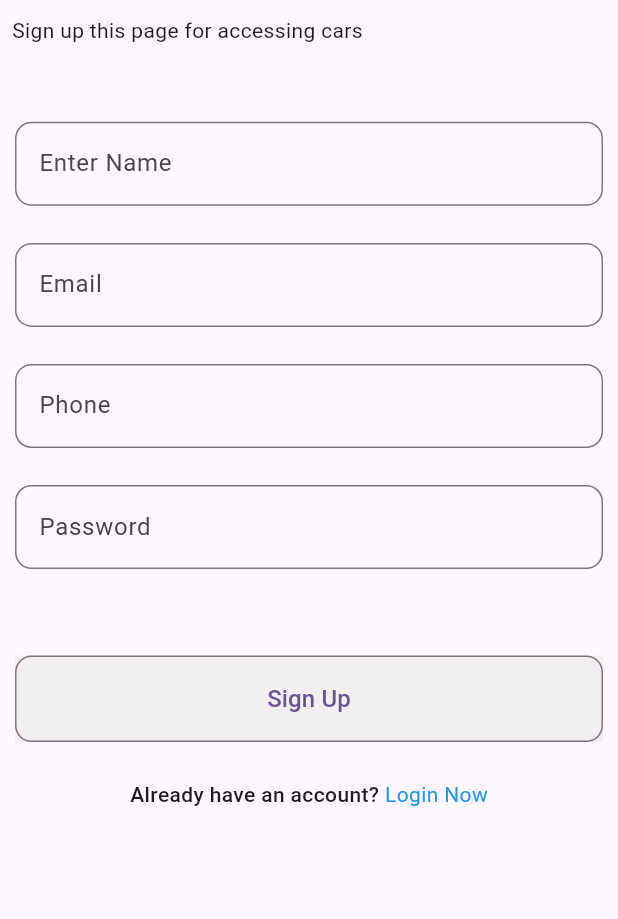
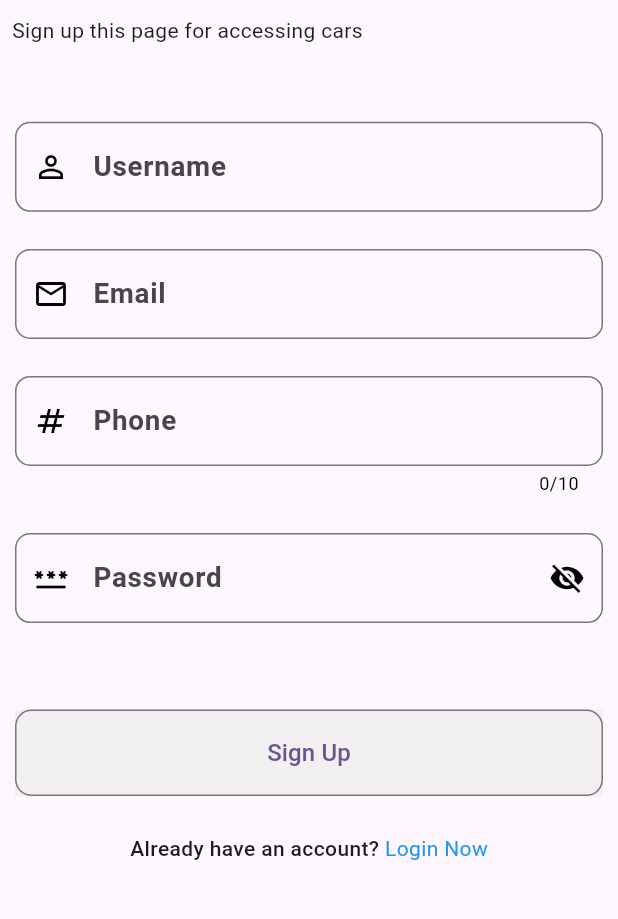
Before and after one commit to safvansafvan/Nexon_ev_booking_app, a Flutter app: the RegisterScreen screen opened directly, on a phone screen of 412 x 824 dp, the part 183-1102 px from its top. Run offline on Flutter 3.47's test engine with Material 2 defaults, Android fonts, the phone set to English and light mode, and no system bars; our stand-ins replace email_validator, font_awesome_flutter, google_nav_bar, percent_indicator, shared_preferences; accounts and stored records are empty.

Commit message:
otp sending proccess completed

```diff
--- a/lib/apiservice/api.dart
+++ b/lib/apiservice/api.dart
@@ -9,10 +9,10 @@ class ApiServices {
   // POST METHOD
   static Future<Object> postMethod({
     required String url,
-    required Map data,
     required BuildContext context,
     Function? function,
     Map<String, String>? headers,
+    Map? data,
   }) async {
     try {
       final response =
--- a/lib/controller/const/string.dart
+++ b/lib/controller/const/string.dart
@@ -4,9 +4,9 @@ class Urls {
 static String baseUrl='https://ecos2.onrender.com';
 
 
-
-
-
+// authentication
 
 static String login="/login";
+static String signup="/signup";
+static String otp="/otp";
 }
--- a/lib/controller/providers/signup.dart
+++ b/lib/controller/providers/signup.dart
@@ -0,0 +1,205 @@
+import 'dart:developer';
+
+import 'package:bookingapp/apiservice/api.dart';
+import 'package:bookingapp/apiservice/status.dart';
+import 'package:bookingapp/controller/const/const.dart';
+import 'package:bookingapp/controller/const/string.dart';
+import 'package:bookingapp/model/authentication/otp.dart';
+import 'package:bookingapp/model/authentication/signup.dart';
+import 'package:bookingapp/presentation/login/otp.dart';
+import 'package:bookingapp/presentation/widget/snack_bar.dart';
+import 'package:flutter/material.dart';
+import 'package:shared_preferences/shared_preferences.dart';
+
+class SignupProvider extends ChangeNotifier {
+  TextEditingController usernameController = TextEditingController();
+  TextEditingController emailController = TextEditingController();
+  TextEditingController phoneController = TextEditingController();
+  TextEditingController passwordController = TextEditingController();
+
+  final formKey = GlobalKey<FormState>();
+
+  bool _isLoading = false;
+  bool get isLoading => _isLoading;
+
+  bool _isOtpLoading = false;
+  bool get isOtpLoading => _isOtpLoading;
+
+  UserOtpMode? _userOtpdata;
+  UserOtpMode? get getOtpData => _userOtpdata;
+
+  SignupError? _signupError;
+  SignupError? get signupError => _signupError;
+
+  OtpError? _otpError;
+  OtpError? get otpError => _otpError;
+
+  setLoading(bool isLoading) async {
+    _isLoading = isLoading;
+    notifyListeners();
+  }
+
+  setOtpLoading(bool isLoading) async {
+    _isOtpLoading = isLoading;
+    notifyListeners();
+  }
+
+  Future<UserOtpMode?> setUserOtpData(UserOtpMode userOtpData) async {
+    _userOtpdata = userOtpData;
+    return _userOtpdata;
+  }
+
+  setSignupError(SignupError signupError, context) async {
+    _signupError = signupError;
+    return errorResponse(_signupError!, context);
+  }
+
+  setOtpError(OtpError otpError, context) {
+    _otpError = otpError;
+    return errorResponseOtp(_otpError!, context);
+  }
+
+  UserSignUpModel? _userData;
+  UserSignUpModel? get userData => _userData;
+
+  Future<UserSignUpModel?> setUserData(UserSignUpModel userData) async {
+    _userData = userData;
+    return _userData;
+  }
+
+  getSignupStatus(context) async {
+    setLoading(true);
+    String url = Urls.baseUrl + Urls.signup;
+    Map<dynamic, dynamic> body = {
+      "username": usernameController.text.trim(),
+      "email": emailController.text.trim(),
+      "password": passwordController.text.trim(),
+      "phone": phoneController.text.trim(),
+    };
+    final response = await ApiServices.postMethod(
+      url: url,
+      data: body,
+      context: context,
+      function: userSignUpModelFromJson,
+    );
+    if (response is Success) {
+      log("succes");
+      log("${response.response}");
+      final data = await setUserData(response.response as UserSignUpModel);
+      final accessToken = data!.token;
+      final userId = data.result!.id;
+      final userName = data.result!.username;
+      final userEmail = data.result!.email;
+      setSignupStatus(
+          accessToken: accessToken,
+          userName: userName,
+          userId: userId,
+          userEmail: userEmail);
+    }
+    if (response is Failures) {
+      log("${response.code}");
+      log("failed");
+      await setLoading(false);
+
+      SignupError signuperror =
+          SignupError(code: response.code, message: response.errrorResponse);
+      await setSignupError(signuperror, context);
+    }
+    setLoading(false);
+  }
+
+  getOtpStatus(context) async {
+    final navigator = Navigator.of(context);
+    setLoading(true);
+    String url = Urls.baseUrl + Urls.otp;
+    final response = await ApiServices.postMethod(
+        url: url,
+        data: otpDataBody(context),
+        context: context,
+        function: userOtpModeFromJson);
+
+    if (response is Success) {
+      log("success");
+      navigator.push(
+        // await getSignupStatus(context);
+        MaterialPageRoute(
+          builder: (context) => const OtpScreen(),
+        ),
+      );
+    }
+    if (response is Failures) {
+      log("${response.code}");
+      log("failed");
+      await setLoading(false);
+      OtpError otpError =
+          OtpError(code: response.code, message: response.errrorResponse);
+      await setOtpError(otpError, context);
+    }
+    setLoading(false);
+  }
+
+  getotpButtonClick(context) async {
+    await getOtpStatus(context);
+    clearController();
+  }
+
+  Map<String, dynamic> otpDataBody(context) {
+    final body = UserOtpMode(
+        email: emailController.text.trim(),
+        username: usernameController.text.trim());
+    return body.toJson();
+  }
+
+  errorResponse(SignupError signupError, BuildContext context) {
+    final statuscode = signupError.code;
+    if (statuscode == 400 || statuscode == 500) {
+      return snakBarWiget(
+          context: context, title: "User Already Exists", clr: kred);
+    } else if (statuscode == 103) {
+      log("Server issue");
+    }
+    return snakBarWiget(context: context, title: "No Internet", clr: kred);
+  }
+
+  errorResponseOtp(OtpError otpError, BuildContext context) {
+    final statuscode = otpError.code;
+    if (statuscode == 400 || statuscode == 401) {
+      return snakBarWiget(context: context, title: "Invalid Otp", clr: kred);
+    }
+    return snakBarWiget(context: context, title: "No Internet", clr: kred);
+  }
+
+  setSignupStatus({
+    required String? accessToken,
+    required String? userName,
+    required String? userId,
+    required String? userEmail,
+  }) async {
+    final status = await SharedPreferences.getInstance();
+    await status.setBool("isLoggedIn", true);
+    await status.setString("ACCESS_TOKEN", accessToken!);
+    await status.setString("USER_ID", userId!);
+    await status.setString("USER_NAME", userName!);
+    await status.setString("USER_EMAIL", userEmail!);
+  }
+
+  clearController() {
+    usernameController.clear();
+    passwordController.clear();
+    emailController.clear();
+    phoneController.clear();
+  }
+}
+
+class SignupError {
+  int? code;
+  Object? message;
+
+  SignupError({this.code, this.message});
+}
+
+class OtpError {
+  int? code;
+  Object? message;
+  OtpError({this.code, this.message});
+}
--- a/lib/controller/providers/splash.dart
+++ b/lib/controller/providers/splash.dart
@@ -23,7 +23,6 @@ class SplashProvider with ChangeNotifier {
         }),
       );
     }
-
     notifyListeners();
   }
 }
--- /dev/null
+++ b/lib/model/authentication/otp.dart
@@ -0,0 +1,30 @@
+// To parse this JSON data, do
+//
+//     final userOtpMode = userOtpModeFromJson(jsonString);
+
+import 'dart:convert';
+
+UserOtpMode userOtpModeFromJson(String str) =>
+    UserOtpMode.fromJson(json.decode(str));
+
+String userOtpModeToJson(UserOtpMode data) => json.encode(data.toJson());
+
+class UserOtpMode {
+  String? email;
+  String? username;
+
+  UserOtpMode({
+    this.email,
+    this.username,
+  });
+
+  factory UserOtpMode.fromJson(Map<String, dynamic> json) => UserOtpMode(
+        email: json["email"],
+        username: json["username"],
+      );
+
+  Map<String, dynamic> toJson() => {
+        "email": email,
+        "username": username,
+      };
+}
--- /dev/null
+++ b/lib/model/authentication/signup.dart
@@ -0,0 +1,93 @@
+// To parse this JSON data, do
+//
+//     final userSignUpModel = userSignUpModelFromJson(jsonString);
+
+import 'dart:convert';
+
+UserSignUpModel userSignUpModelFromJson(String str) => UserSignUpModel.fromJson(json.decode(str));
+
+String userSignUpModelToJson(UserSignUpModel data) => json.encode(data.toJson());
+
+class UserSignUpModel {
+    bool? auth;
+    String? token;
+    Result? result;
+    String? status;
+    String? message;
+
+    UserSignUpModel({
+        this.auth,
+        this.token,
+        this.result,
+        this.status,
+        this.message,
+    });
+
+    factory UserSignUpModel.fromJson(Map<String, dynamic> json) => UserSignUpModel(
+        auth: json["auth"],
+        token: json["token"],
+        result: json["result"] == null ? null : Result.fromJson(json["result"]),
+        status: json["status"],
+        message: json["message"],
+    );
+
+    Map<String, dynamic> toJson() => {
+        "auth": auth,
+        "token": token,
+        "result": result?.toJson(),
+        "status": status,
+        "message": message,
+    };
+}
+
+class Result {
+    String? username;
+    String? email;
+    String? password;
+    int? phone;
+    List<dynamic>? testDriveBooking;
+    bool? isBanned;
+    String? id;
+    DateTime? createdAt;
+    DateTime? updatedAt;
+    int? v;
+
+    Result({
+        this.username,
+        this.email,
+        this.password,
+        this.phone,
+        this.testDriveBooking,
+        this.isBanned,
+        this.id,
+        this.createdAt,
+        this.updatedAt,
+        this.v,
+    });
+
+    factory Result.fromJson(Map<String, dynamic> json) => Result(
+        username: json["username"],
+        email: json["email"],
+        password: json["password"],
+        phone: json["phone"],
+        testDriveBooking: json["testDriveBooking"] == null ? [] : List<dynamic>.from(json["testDriveBooking"]!.map((x) => x)),
+        isBanned: json["isBanned"],
+        id: json["_id"],
+        createdAt: json["createdAt"] == null ? null : DateTime.parse(json["createdAt"]),
+        updatedAt: json["updatedAt"] == null ? null : DateTime.parse(json["updatedAt"]),
+        v: json["__v"],
+    );
+
+    Map<String, dynamic> toJson() => {
+        "username": username,
+        "email": email,
+        "password": password,
+        "phone": phone,
+        "testDriveBooking": testDriveBooking == null ? [] : List<dynamic>.from(testDriveBooking!.map((x) => x)),
+        "isBanned": isBanned,
+        "_id": id,
+        "createdAt": createdAt?.toIso8601String(),
+        "updatedAt": updatedAt?.toIso8601String(),
+        "__v": v,
+    };
+}
--- a/lib/presentation/login/register.dart
+++ b/lib/presentation/login/register.dart
@@ -1,17 +1,23 @@
 import 'package:bookingapp/controller/const/const.dart';
+import 'package:bookingapp/controller/providers/signup.dart';
 import 'package:bookingapp/presentation/login/login.dart';
-import 'package:bookingapp/presentation/login/otp.dart';
+import 'package:bookingapp/presentation/widget/text_form_field.dart';
 import 'package:flutter/material.dart';
+import 'package:provider/provider.dart';
 
 class RegisterScreen extends StatelessWidget {
   const RegisterScreen({super.key});
 
   @override
   Widget build(BuildContext context) {
-    var screenHeight = MediaQuery.of(context).size.height;
+    final signUpProvider = Provider.of<SignupProvider>(context, listen: false);
+    var screenHeight = MediaQuery.of(context).size;
+
     return Scaffold(
       body: SafeArea(
-        child: ListView(
+        child: signUpProvider.isLoading
+            ? const CircularProgressIndicator()
+            : ListView(
                 children: [
                   Padding(
                     padding: const EdgeInsets.only(left: 8.0, top: 50),
@@ -22,7 +28,9 @@ class RegisterScreen extends StatelessWidget {
                           Text(
                             "Welcome To Ev Car\nBooking App",
                             style: textStyleFuc(
-                          weight: FontWeight.w900, color: kBlack, size: 25),
+                                weight: FontWeight.w900,
+                                color: kBlack,
+                                size: 25),
                           ),
                           const SizedBox(
                             height: 10,
@@ -35,78 +43,104 @@ class RegisterScreen extends StatelessWidget {
                   Padding(
                     padding: const EdgeInsets.all(10),
                     child: Form(
+                      key: signUpProvider.formKey,
+                      //       child: GestureDetector(
 
+                      //           onTap: () {
+                      //   FocusScopeNode curentFocus = FocusScope.of(context);
+                      //   if (!curentFocus.hasPrimaryFocus) {
+                      //     curentFocus.unfocus();
+
+                      // }
+                      //         },
                       child: Column(
                         children: [
                           SizedBox(
-                      height: screenHeight * 0.05,
+                            height: screenHeight.height * 0.05,
                           ),
-
-                    TextFormField(
-                      decoration: InputDecoration(
-                        hintText: "Name",
-                        labelText: "Enter Name",
-                        border: OutlineInputBorder(borderRadius: radiusTen),
+                          TextFormCommon(
+                            controller: signUpProvider.usernameController,
+                            hintText: "Username",
+                            keyType: TextInputType.name,
+                            isUser: true,
+                            size: screenHeight,
+                            prefixIcon: const Icon(
+                              Icons.person_outline,
                             ),
                           ),
                           SizedBox(
-                      height: screenHeight * 0.03,
+                            height: screenHeight.height * 0.03,
                           ),
-                    TextFormField(
-                      decoration: InputDecoration(
+                          TextFormCommon(
+                            controller: signUpProvider.emailController,
                             hintText: "Email",
-                        labelText: "Email",
-                        border: OutlineInputBorder(borderRadius: radiusTen),
+                            keyType: TextInputType.emailAddress,
+                            isEmail: true,
+                            size: screenHeight,
+                            prefixIcon: const Icon(
+                              Icons.email_outlined,
                             ),
                           ),
                           SizedBox(
-                      height: screenHeight * 0.03,
+                            height: screenHeight.height * 0.03,
                           ),
-                    TextFormField(
-                      decoration: InputDecoration(
-                        hintText: "Enter Phone",
-                        labelText: "Phone",
-                        border: OutlineInputBorder(borderRadius: radiusTen),
+                          TextFormCommon(
+                            controller: signUpProvider.phoneController,
+                            hintText: "Phone",
+                            keyType: TextInputType.number,
+                            isPhone: true,
+                            maxlength: 10,
+                            size: screenHeight,
+                            prefixIcon: const Icon(
+                              Icons.numbers_outlined,
                             ),
                           ),
                           SizedBox(
-                      height: screenHeight * 0.03,
+                            height: screenHeight.height * 0.03,
                           ),
-                    TextFormField(
-                      obscureText: true,
-                      decoration: InputDecoration(
+                          TextFormCommon(
+                            controller: signUpProvider.passwordController,
                             hintText: "Password",
-                        labelText: "Password",
-                        border: OutlineInputBorder(borderRadius: radiusTen),
+                            keyType: TextInputType.name,
+                            isPassword: true,
+                            isObs: true,
+                            size: screenHeight,
+                            prefixIcon: const Icon(
+                              Icons.password_rounded,
                             ),
                           ),
                           SizedBox(
-                      height: screenHeight * 0.07,
+                            height: screenHeight.height * 0.07,
                           ),
                           Container(
                             width: double.infinity,
-                      height: screenHeight * 0.07,
+                            height: screenHeight.height * 0.07,
                             color: const Color.fromARGB(255, 241, 239, 239),
                             child: OutlinedButton(
                               style: ButtonStyle(
                                 shape: MaterialStateProperty.all(
-                                RoundedRectangleBorder(borderRadius: radiusTen)),
+                                    RoundedRectangleBorder(
+                                        borderRadius: radiusTen)),
                               ),
-                          onPressed: () {
-                            Navigator.push(
-                                context,
-                                MaterialPageRoute(
-                                  builder: (context) =>const OtpScreen(),
-                                ),);
+                              onPressed: () async {
+                                if (signUpProvider.formKey.currentState!
+                                    .validate()) {
+                                  await context
+                                      .read<SignupProvider>()
+                                      .getotpButtonClick(context);
+                                }
                               },
                               child: Text(
                                 'Sign Up',
                                 style: textStyleFuc(
-                                weight: FontWeight.w500, color: null, size: 16),
-                          )),
+                                    weight: FontWeight.w500,
+                                    color: null,
+                                    size: 16),
+                              ),
+                            ),
                           ),
                           SizedBox(
-                      height: screenHeight * 0.03,
+                            height: screenHeight.height * 0.03,
                           ),
                           InkWell(
                             onTap: () {
@@ -114,7 +148,7 @@ class RegisterScreen extends StatelessWidget {
                                 context,
                                 MaterialPageRoute(
                                   builder: (context) {
-                              return  LoginPage();
+                                    return LoginPage();
                                   },
                                 ),
                               );
@@ -128,14 +162,16 @@ class RegisterScreen extends StatelessWidget {
                                 ),
                                 Text("Login Now",
                                     style: textStyleFuc(
-                                  weight: null, color: Colors.blue, size: 14))
+                                        weight: null,
+                                        color: Colors.blue,
+                                        size: 14))
                               ],
                             ),
                           )
                         ],
                       ),
                     ),
-            )
+                  ),
                 ],
               ),
       ),
--- a/lib/presentation/widget/text_form_field.dart
+++ b/lib/presentation/widget/text_form_field.dart
@@ -8,7 +8,9 @@ import '../../controller/const/const.dart';
 TextEditingController _passController = TextEditingController();
 TextEditingController get passController => _passController;
 
-class TextFormCommon  extends StatelessWidget {
+FocusNode focusNode = FocusNode();
+
+class TextFormCommon extends StatelessWidget {
   final TextEditingController controller;
   final String hintText;
   final TextInputType keyType;
@@ -19,8 +21,9 @@ class TextFormCommon  extends StatelessWidget {
   final bool isObs;
   final Size size;
   final dynamic prefixIcon;
-  const TextFormCommon({
-    super.key,
+  final dynamic maxlength;
+  const TextFormCommon(
+      {super.key,
       required this.prefixIcon,
       required this.controller,
       required this.hintText,
@@ -31,12 +34,13 @@ class TextFormCommon  extends StatelessWidget {
       this.isPhone = false,
       this.isUser = false,
       this.isObs = false,
-  });
+      this.maxlength});
 
   @override
   Widget build(BuildContext context) {
     final provider = context.watch<LoginProvider>().passwordVisibility;
     return TextFormField(
+      maxLength: maxlength,
       controller: controller,
       keyboardType: keyType,
       validator: (value) {
@@ -53,7 +57,6 @@ class TextFormCommon  extends StatelessWidget {
           }
         }
         if (isPassword) {
-
           if (value == null || value.isEmpty) {
             return "Password is required";
           }
@@ -81,11 +84,9 @@ class TextFormCommon  extends StatelessWidget {
                     : const Icon(Icons.visibility),
               )
             : const SizedBox(),
-        counterStyle:  TextStyle(color: kBlack),
+        counterStyle: TextStyle(color: kBlack),
         hintText: hintText,
-
         border: OutlineInputBorder(
-
           borderRadius: BorderRadius.circular(10),
         ),
       ),
```
Also changed, not shown: lib/controller/providers/login.dart (+6 -9 lines), lib/main.dart (+9 -3 lines), lib/model/signup.dart (deleted, +0 -93 lines), lib/presentation/home/home.dart (+17 -6 lines), lib/presentation/login/login.dart (+9 -5 lines), lib/model/authentication/login.dart (renamed from lib/model/login.dart). Lines whose indentation alone changed are shown as unchanged.
